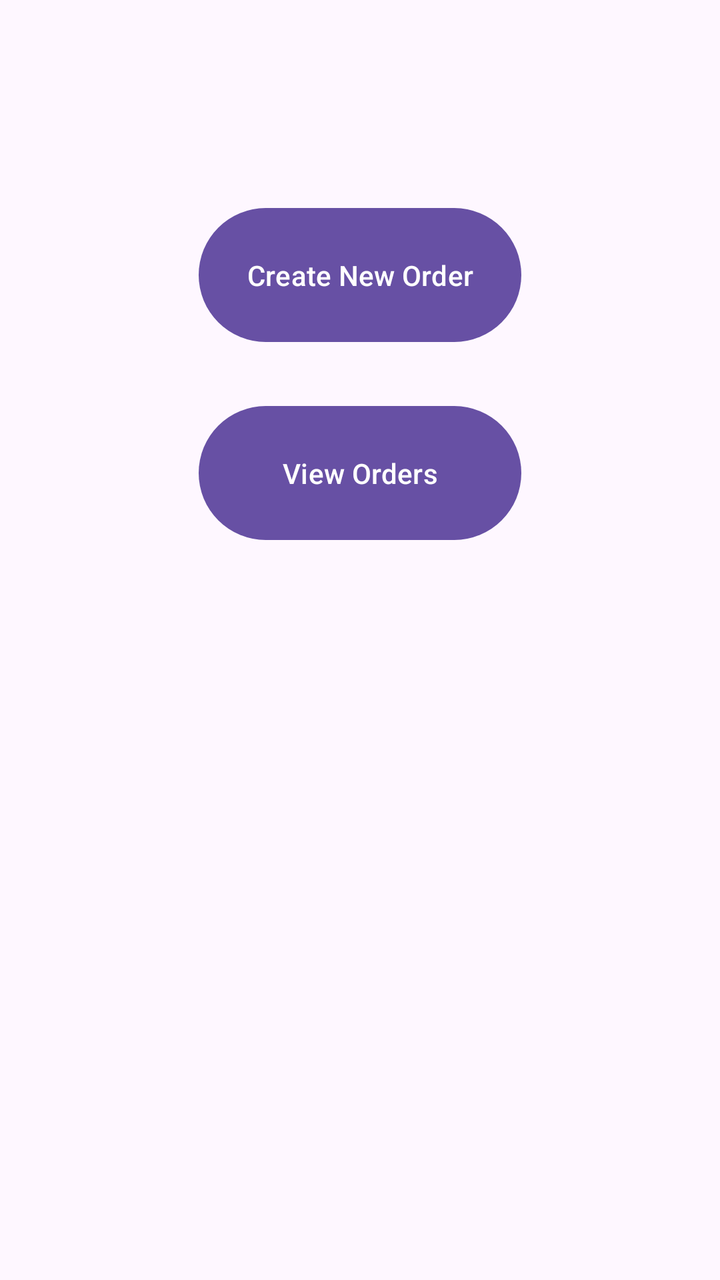
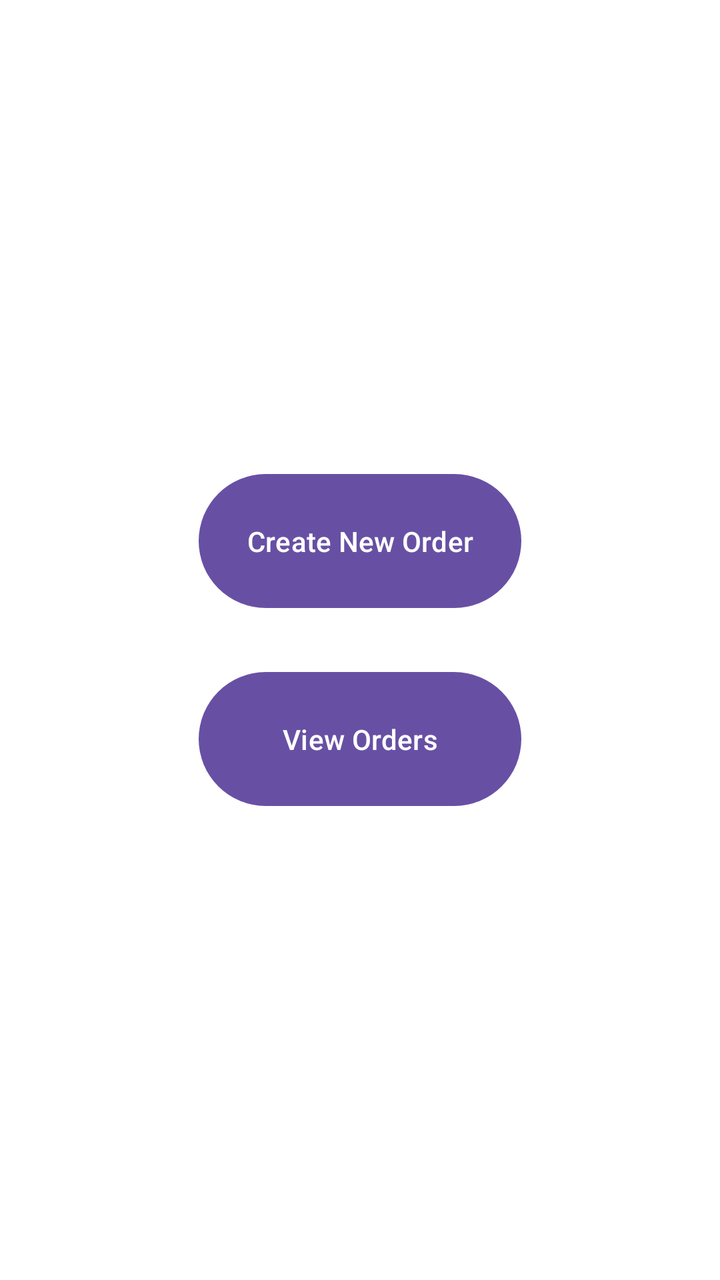

An Android layout rendered at two revisions. The XML below is the earlier revision; the diff shows what the commit changed to produce the second picture.
<!-- AndroidManifest.xml: application theme Theme.VBeltOrder -->
<!-- res/layout/fragment_home_screen.xml -->
<?xml version="1.0" encoding="utf-8"?>
<androidx.constraintlayout.widget.ConstraintLayout xmlns:android="http://schemas.android.com/apk/res/android"
    xmlns:app="http://schemas.android.com/apk/res-auto"
    android:layout_width="match_parent"
    android:layout_height="match_parent">

    <Button
        android:id="@+id/btnCreateNewOrder"
        android:layout_width="wrap_content"
        android:layout_height="wrap_content"
        android:layout_marginTop="100dp"
        android:padding="24dp"
        android:text="@string/create_new_order"
        app:layout_constraintEnd_toEndOf="parent"
        app:layout_constraintStart_toStartOf="parent"
        app:layout_constraintTop_toTopOf="parent" />

    <Button
        android:id="@+id/btnViewOrders"
        android:layout_width="0dp"
        android:layout_height="wrap_content"
        android:layout_marginTop="24dp"
        android:padding="24dp"
        android:text="@string/view_orders"
        app:layout_constraintEnd_toEndOf="@+id/btnCreateNewOrder"
        app:layout_constraintStart_toStartOf="@+id/btnCreateNewOrder"
        app:layout_constraintTop_toBottomOf="@+id/btnCreateNewOrder" />
</androidx.constraintlayout.widget.ConstraintLayout>
<!-- resources referenced by this layout -->
<resources>
  <string name="create_new_order">Create New Order</string>
  <string name="view_orders">View Orders</string>
  <style name="Theme.VBeltOrder" parent="Base.Theme.VBeltOrder" />
  <style name="Base.Theme.VBeltOrder" parent="Theme.Material3.DayNight.NoActionBar">
          
          
      </style>
</resources>

<!-- the commit's change to res/layout/fragment_home_screen.xml (unified diff, before → after) -->
@@ -2,18 +2,20 @@
 <androidx.constraintlayout.widget.ConstraintLayout xmlns:android="http://schemas.android.com/apk/res/android"
     xmlns:app="http://schemas.android.com/apk/res-auto"
     android:layout_width="match_parent"
-    android:layout_height="match_parent">
+    android:layout_height="match_parent"
+    android:background="@android:color/white">
 
     <Button
         android:id="@+id/btnCreateNewOrder"
         android:layout_width="wrap_content"
         android:layout_height="wrap_content"
-        android:layout_marginTop="100dp"
         android:padding="24dp"
         android:text="@string/create_new_order"
+        app:layout_constraintBottom_toTopOf="@id/btnViewOrders"
         app:layout_constraintEnd_toEndOf="parent"
         app:layout_constraintStart_toStartOf="parent"
-        app:layout_constraintTop_toTopOf="parent" />
+        app:layout_constraintTop_toTopOf="parent"
+        app:layout_constraintVertical_chainStyle="packed" />
 
     <Button
         android:id="@+id/btnViewOrders"
@@ -22,6 +24,7 @@
         android:layout_marginTop="24dp"
         android:padding="24dp"
         android:text="@string/view_orders"
+        app:layout_constraintBottom_toBottomOf="parent"
         app:layout_constraintEnd_toEndOf="@+id/btnCreateNewOrder"
         app:layout_constraintStart_toStartOf="@+id/btnCreateNewOrder"
         app:layout_constraintTop_toBottomOf="@+id/btnCreateNewOrder" />
<!-- resource entries referenced after the edit -->
@@ -3,7 +3,7 @@
   <string name="create_new_order">Create New Order</string>
   <string name="view_orders">View Orders</string>
   <style name="Theme.VBeltOrder" parent="Base.Theme.VBeltOrder" />
-  <style name="Base.Theme.VBeltOrder" parent="Theme.Material3.DayNight.NoActionBar">
+  <style name="Base.Theme.VBeltOrder" parent="Theme.Material3.Light.NoActionBar">
           
           
       </style>
